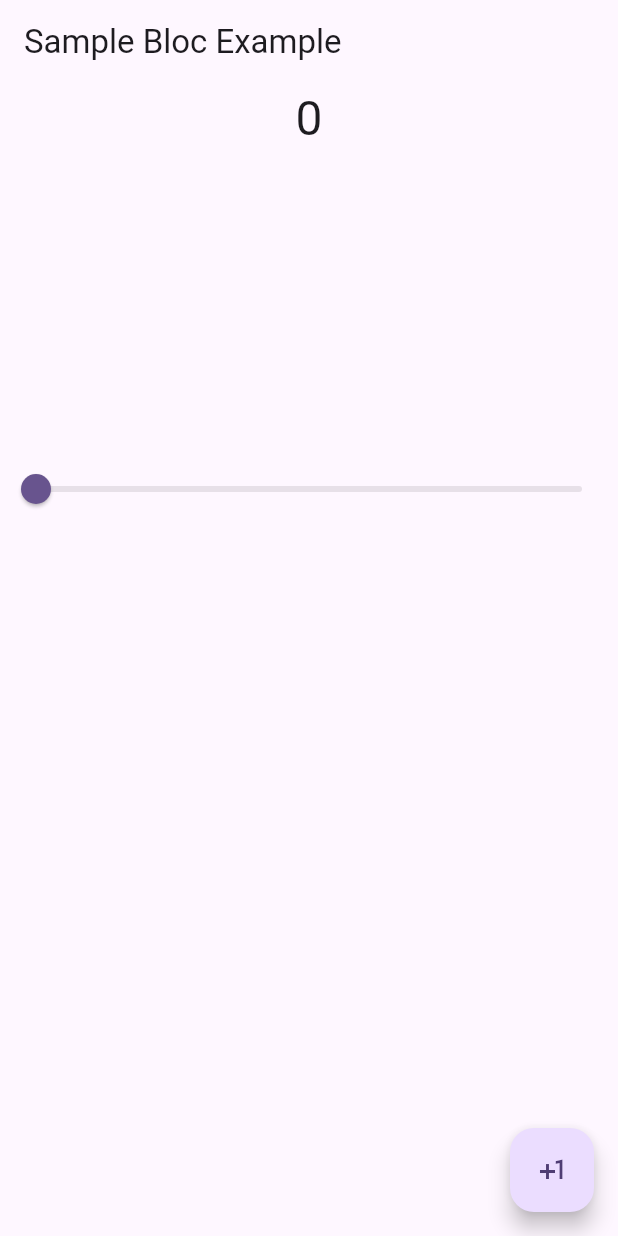
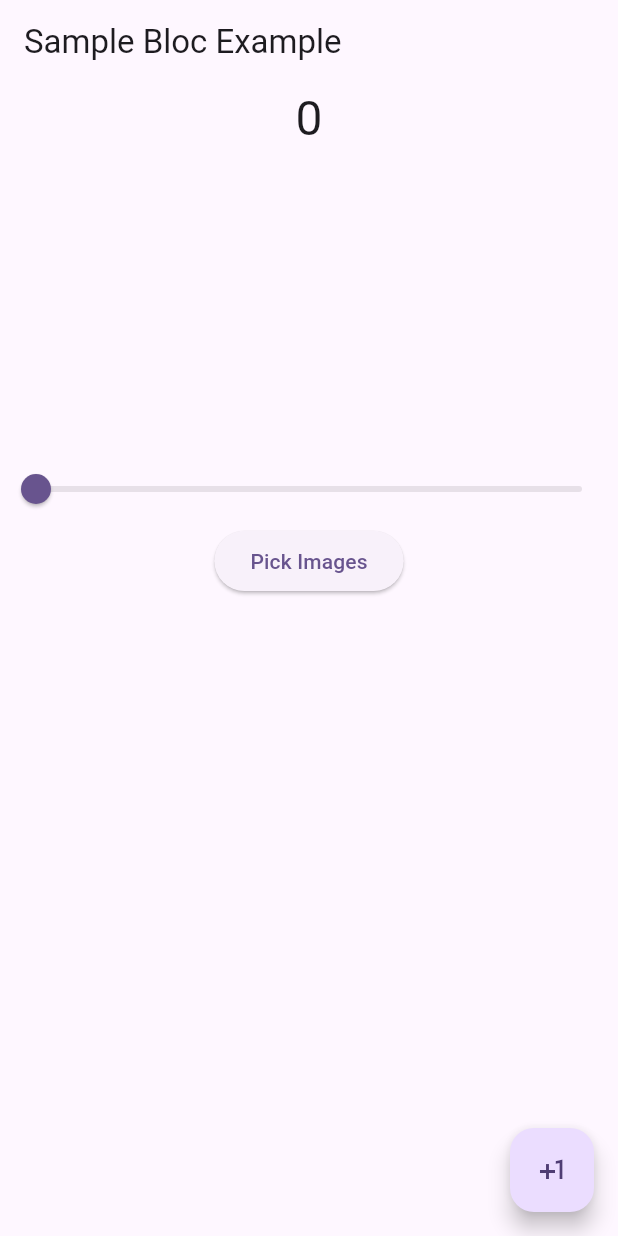
Before and after one commit to tamzidisrakadol/flutter_bloc, a Flutter app: the screen it shows after launch, on a phone screen of 412 x 824 dp. Run offline on Flutter 3.47's test engine with Material 3 defaults, Android fonts, the phone set to English and light mode, and no system bars; our stand-ins replace bloc, flutter_bloc, image_picker.

Commit message:
Example 3: Image picker with Bloc

```diff
--- a/lib/SampleExample/UI/CounterPage.dart
+++ b/lib/SampleExample/UI/CounterPage.dart
@@ -1,8 +1,12 @@
+import 'dart:io';
+
 import 'package:flutter/cupertino.dart';
 import 'package:flutter/material.dart';
+import 'package:flutter_b_sm/SampleExample/bloc/ImagePickerBloc/image_picker_bloc.dart';
 import 'package:flutter_b_sm/SampleExample/bloc/counterBloc/CounterEvent.dart';
 import 'package:flutter_b_sm/SampleExample/bloc/SliderBloc/slider_bloc.dart';
 import 'package:flutter_bloc/flutter_bloc.dart';
+import 'package:image_picker/image_picker.dart';
 
 import '../bloc/counterBloc/CounterBloc.dart';
 import '../bloc/counterBloc/CounterState.dart';
@@ -19,6 +23,7 @@ import '../bloc/counterBloc/CounterState.dart';
   Widget build(BuildContext context) {
     final counterBloc = context.read<CounterBloc>();
     final switchBloc = context.read<SliderBloc>();
+    final imageBloc = context.read<ImagePickerBloc>();
 
     return Scaffold(
       appBar: AppBar(title: Text("Sample Bloc Example")),
@@ -29,25 +34,43 @@ import '../bloc/counterBloc/CounterState.dart';
               children: [
                 Text(state.count.toString(), style: TextStyle(fontSize: 32)),
 
-
                 BlocBuilder<SliderBloc, SliderInitial>(
                   builder: (context, state) {
                     return Container(
                       height: 200,
                       width: 180,
-                          decoration: BoxDecoration(color: Colors.red.withOpacity(state.sliderValue))
+                      decoration: BoxDecoration(
+                        color: Colors.red.withOpacity(state.sliderValue),
+                      ),
                     );
                   },
                 ),
 
                 BlocBuilder<SliderBloc, SliderInitial>(
                   builder: (context, state) {
-                      return Slider(value: state.sliderValue, onChanged: (newValue){
+                    return Slider(
+                      value: state.sliderValue,
+                      onChanged: (newValue) {
                         switchBloc.add(SliderValueChanged(newValue));
-                      });
+                      },
+                    );
                   },
                 ),
 
+                BlocBuilder<ImagePickerBloc,ImagePickerState>(builder: (context,state){
+                  if(state is ImageInitial){
+                    return ElevatedButton(onPressed: (){
+                      imageBloc.add(CaptureImage());
+                    }, child: Text("Pick Images"));
+                  }else if(state is ImagePickedSuccess){
+                    return CircleAvatar(
+                      radius: 50,
+                      child: Image.file(File(state.image.path))
+                    );
+                  }else{
+                    return Text("Something went wrong");
+                  }
+                })
 
 
               ],
--- /dev/null
+++ b/lib/SampleExample/bloc/ImagePickerBloc/image_picker_event.dart
@@ -0,0 +1,7 @@
+part of 'image_picker_bloc.dart';
+
+@immutable
+sealed class ImagePickerEvent {}
+
+class CaptureImage extends ImagePickerEvent{}
+class GalleryImage extends ImagePickerEvent{}
--- /dev/null
+++ b/lib/SampleExample/bloc/ImagePickerBloc/image_picker_state.dart
@@ -0,0 +1,15 @@
+part of 'image_picker_bloc.dart';
+
+abstract class ImagePickerState {}
+
+class ImageInitial extends ImagePickerState {}
+
+class ImagePickedSuccess extends ImagePickerState {
+  final XFile image;
+  ImagePickedSuccess(this.image);
+}
+
+class ImagePickedFailure extends ImagePickerState {
+  final String error;
+  ImagePickedFailure(this.error);
+}
--- /dev/null
+++ b/lib/SampleExample/bloc/Utils/ImagePickerUtils.dart
@@ -0,0 +1,17 @@
+import 'package:image_picker/image_picker.dart';
+
+class ImagePickerUtils{
+ final ImagePicker imagePicker = ImagePicker();
+
+ Future<XFile?> captureImage() async{
+   final XFile? file = await imagePicker.pickImage(source: ImageSource.camera);
+   return file;
+}
+
+ Future<XFile?> galleryImage() async{
+   final XFile? file = await imagePicker.pickImage(source: ImageSource.gallery);
+   return file;
+ }
+
+
+}
--- a/lib/main.dart
+++ b/lib/main.dart
@@ -1,6 +1,8 @@
 import 'package:flutter/material.dart';
 import 'package:flutter_b_sm/SampleExample/UI/CounterPage.dart';
+import 'package:flutter_b_sm/SampleExample/bloc/ImagePickerBloc/image_picker_bloc.dart';
 import 'package:flutter_b_sm/SampleExample/bloc/SliderBloc/slider_bloc.dart';
+import 'package:flutter_b_sm/SampleExample/bloc/Utils/ImagePickerUtils.dart';
 import 'package:flutter_bloc/flutter_bloc.dart';
 import 'SampleExample/bloc/counterBloc/CounterBloc.dart';
 
@@ -23,6 +25,7 @@ class MyApp extends StatelessWidget {
         providers: [
           BlocProvider(create: (context) => CounterBloc()),
           BlocProvider(create: (context) => SliderBloc()),
+          BlocProvider(create: (context) => ImagePickerBloc(ImagePickerUtils())),
         ],
         child: const CounterPage(),
       ),
--- a/pubspec.yaml
+++ b/pubspec.yaml
@@ -35,6 +35,7 @@ dependencies:
   # Use with the CupertinoIcons class for iOS style icons.
   cupertino_icons: ^1.0.8
   flutter_bloc: ^9.1.1
+  image_picker: ^1.1.2
 
 dev_dependencies:
   flutter_test:
```
Also changed, not shown: lib/SampleExample/bloc/ImagePickerBloc/image_picker_bloc.dart (added, +34 -0 lines), pubspec.lock, 2 other files. Lines whose indentation alone changed are shown as unchanged.
